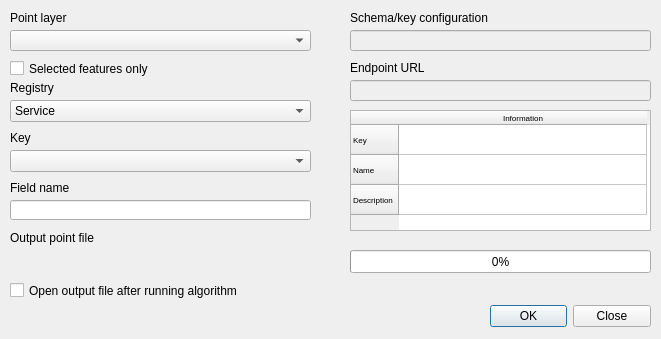
kartoza/GeoContextQGISPlugin, file GeoContextQGISPlugin_processing_dialog_base.ui: the form before one commit.
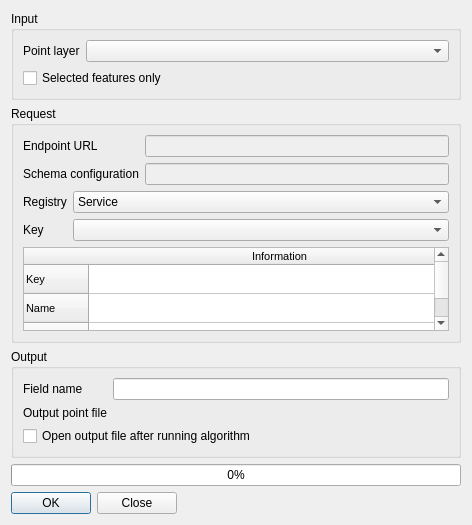
The form after the commit. Custom widgets are drawn as their Qt base class.

Commit message: major updates to the ui. tool, panel and options has been updated

The edit to the form file:
```diff
--- a/GeoContextQGISPlugin_processing_dialog_base.ui
+++ b/GeoContextQGISPlugin_processing_dialog_base.ui
@@ -6,22 +6,16 @@
    <rect>
     <x>0</x>
     <y>0</y>
-    <width>661</width>
-    <height>339</height>
+    <width>472</width>
+    <height>525</height>
    </rect>
   </property>
   <property name="windowTitle">
    <string>Process layer</string>
   </property>
+  <layout class="QFormLayout" name="formLayout_4">
+   <item row="4" column="0">
   <widget class="QDialogButtonBox" name="buttonBox">
-   <property name="geometry">
-    <rect>
-     <x>490</x>
-     <y>300</y>
-     <width>161</width>
-     <height>32</height>
-    </rect>
-   </property>
    <property name="orientation">
     <enum>Qt::Horizontal</enum>
    </property>
@@ -29,90 +23,92 @@
     <set>QDialogButtonBox::Close|QDialogButtonBox::Ok</set>
    </property>
   </widget>
+   </item>
+   <item row="0" column="0" colspan="2">
+    <widget class="QGroupBox" name="gbInput">
+     <property name="title">
+      <string>Input</string>
+     </property>
+     <layout class="QFormLayout" name="formLayout">
+      <item row="0" column="0">
   <widget class="QLabel" name="lblPointsLayer">
-   <property name="geometry">
-    <rect>
-     <x>10</x>
-     <y>10</y>
-     <width>201</width>
-     <height>16</height>
-    </rect>
-   </property>
    <property name="text">
     <string>Point layer</string>
    </property>
   </widget>
-  <widget class="QgsMapLayerComboBox" name="cbInputPoints">
-   <property name="geometry">
-    <rect>
-     <x>10</x>
-     <y>30</y>
-     <width>301</width>
-     <height>21</height>
-    </rect>
-   </property>
-  </widget>
+      </item>
+      <item row="0" column="1">
+       <widget class="QgsMapLayerComboBox" name="cbInputPoints"/>
+      </item>
+      <item row="1" column="0" colspan="2">
   <widget class="QCheckBox" name="cbSelection">
-   <property name="geometry">
-    <rect>
-     <x>10</x>
-     <y>60</y>
-     <width>241</width>
-     <height>17</height>
-    </rect>
-   </property>
    <property name="text">
     <string>Selected features only</string>
    </property>
   </widget>
-  <widget class="QgsFileWidget" name="fwOutputPoints">
-   <property name="geometry">
-    <rect>
-     <x>10</x>
-     <y>250</y>
-     <width>301</width>
-     <height>27</height>
-    </rect>
-   </property>
-   <property name="storageMode">
-    <enum>QgsFileWidget::SaveFile</enum>
-   </property>
-  </widget>
-  <widget class="QLabel" name="lblOutputPoints">
-   <property name="geometry">
-    <rect>
-     <x>10</x>
-     <y>230</y>
-     <width>271</width>
-     <height>16</height>
-    </rect>
-   </property>
+      </item>
+     </layout>
+    </widget>
+   </item>
+   <item row="1" column="0" colspan="2">
+    <widget class="QGroupBox" name="gbRequest">
+     <property name="title">
+      <string>Request</string>
+     </property>
+     <layout class="QFormLayout" name="formLayout_2">
+      <item row="0" column="0" colspan="2">
+       <layout class="QGridLayout" name="glUrls">
+        <item row="0" column="0">
+         <widget class="QLabel" name="lblUrl">
+          <property name="text">
+           <string>Endpoint URL</string>
+          </property>
+         </widget>
+        </item>
+        <item row="0" column="1">
+         <widget class="QgsFilterLineEdit" name="lineUrl">
+          <property name="enabled">
+           <bool>false</bool>
+          </property>
+          <property name="readOnly">
+           <bool>true</bool>
+          </property>
+          <property name="qgisRelation" stdset="0">
+           <string notr="true"/>
+          </property>
+         </widget>
+        </item>
+        <item row="1" column="0">
+         <widget class="QLabel" name="label">
    <property name="text">
-    <string>Output point file</string>
-   </property>
-  </widget>
-  <widget class="QCheckBox" name="cbOpenResult">
-   <property name="geometry">
-    <rect>
-     <x>10</x>
-     <y>280</y>
-     <width>291</width>
-     <height>21</height>
-    </rect>
-   </property>
+           <string>Schema configuration</string>
+          </property>
+         </widget>
+        </item>
+        <item row="1" column="1">
+         <widget class="QgsFilterLineEdit" name="lineSchema">
+          <property name="enabled">
+           <bool>false</bool>
+          </property>
+          <property name="readOnly">
+           <bool>true</bool>
+          </property>
+          <property name="qgisRelation" stdset="0">
+           <string notr="true"/>
+          </property>
+         </widget>
+        </item>
+       </layout>
+      </item>
+      <item row="1" column="0">
+       <widget class="QLabel" name="lblRegistry">
    <property name="text">
-    <string>Open output file after running algorithm</string>
-   </property>
-  </widget>
+         <string>Registry</string>
+        </property>
+       </widget>
+      </item>
+      <item row="1" column="1">
   <widget class="QComboBox" name="cbRegistry">
-   <property name="geometry">
-    <rect>
-     <x>10</x>
-     <y>100</y>
-     <width>301</width>
-     <height>22</height>
-    </rect>
-   </property>
    <item>
     <property name="text">
      <string>Service</string>
@@ -129,148 +125,32 @@
     </property>
    </item>
   </widget>
-  <widget class="QLabel" name="lblRegistry">
-   <property name="geometry">
-    <rect>
-     <x>10</x>
-     <y>80</y>
-     <width>261</width>
-     <height>16</height>
-    </rect>
-   </property>
-   <property name="text">
-    <string>Registry</string>
-   </property>
-  </widget>
+      </item>
+      <item row="2" column="0">
   <widget class="QLabel" name="lblKey">
-   <property name="geometry">
-    <rect>
-     <x>10</x>
-     <y>130</y>
-     <width>271</width>
-     <height>16</height>
-    </rect>
-   </property>
    <property name="text">
     <string>Key</string>
    </property>
   </widget>
-  <widget class="QComboBox" name="cbKey">
-   <property name="geometry">
-    <rect>
-     <x>10</x>
-     <y>150</y>
-     <width>301</width>
-     <height>22</height>
-    </rect>
-   </property>
-  </widget>
-  <widget class="QgsFilterLineEdit" name="lineSchema">
-   <property name="enabled">
-    <bool>false</bool>
-   </property>
-   <property name="geometry">
-    <rect>
-     <x>350</x>
-     <y>30</y>
-     <width>301</width>
-     <height>21</height>
-    </rect>
-   </property>
-   <property name="readOnly">
-    <bool>true</bool>
-   </property>
-   <property name="qgisRelation" stdset="0">
-    <string notr="true"/>
-   </property>
-  </widget>
-  <widget class="QLabel" name="lblUrl">
-   <property name="geometry">
-    <rect>
-     <x>350</x>
-     <y>60</y>
-     <width>241</width>
-     <height>16</height>
-    </rect>
-   </property>
-   <property name="text">
-    <string>Endpoint URL</string>
-   </property>
-  </widget>
-  <widget class="QLineEdit" name="lineEditFieldName">
-   <property name="geometry">
-    <rect>
-     <x>10</x>
-     <y>200</y>
-     <width>301</width>
-     <height>20</height>
-    </rect>
-   </property>
-  </widget>
-  <widget class="QLabel" name="lblFieldName">
-   <property name="geometry">
-    <rect>
-     <x>10</x>
-     <y>180</y>
-     <width>291</width>
-     <height>16</height>
-    </rect>
-   </property>
-   <property name="text">
-    <string>Field name</string>
-   </property>
-  </widget>
-  <widget class="QgsFilterLineEdit" name="lineUrl">
-   <property name="enabled">
-    <bool>false</bool>
-   </property>
-   <property name="geometry">
-    <rect>
-     <x>350</x>
-     <y>80</y>
-     <width>301</width>
-     <height>21</height>
-    </rect>
-   </property>
-   <property name="readOnly">
-    <bool>true</bool>
-   </property>
-   <property name="qgisRelation" stdset="0">
-    <string notr="true"/>
-   </property>
-  </widget>
-  <widget class="QLabel" name="label">
-   <property name="geometry">
-    <rect>
-     <x>350</x>
-     <y>10</y>
-     <width>241</width>
-     <height>16</height>
-    </rect>
-   </property>
-   <property name="text">
-    <string>Schema/key configuration</string>
-   </property>
-  </widget>
+      </item>
+      <item row="2" column="1">
+       <widget class="QComboBox" name="cbKey"/>
+      </item>
+      <item row="3" column="0" colspan="2">
   <widget class="QTableWidget" name="tblDetails">
    <property name="enabled">
     <bool>true</bool>
    </property>
-   <property name="geometry">
-    <rect>
-     <x>350</x>
-     <y>110</y>
-     <width>301</width>
-     <height>121</height>
-    </rect>
-   </property>
    <property name="font">
     <font>
      <pointsize>6</pointsize>
     </font>
    </property>
    <attribute name="horizontalHeaderDefaultSectionSize">
-    <number>248</number>
+         <number>381</number>
+        </attribute>
+        <attribute name="verticalHeaderDefaultSectionSize">
+         <number>29</number>
    </attribute>
    <row>
     <property name="text">
@@ -278,7 +158,7 @@
     </property>
     <property name="font">
      <font>
-      <pointsize>6</pointsize>
+           <pointsize>8</pointsize>
      </font>
     </property>
    </row>
@@ -288,7 +168,7 @@
     </property>
     <property name="font">
      <font>
-      <pointsize>6</pointsize>
+           <pointsize>8</pointsize>
      </font>
     </property>
    </row>
@@ -298,7 +178,7 @@
     </property>
     <property name="font">
      <font>
-      <pointsize>6</pointsize>
+           <pointsize>8</pointsize>
      </font>
     </property>
    </row>
@@ -308,31 +188,78 @@
     </property>
     <property name="font">
      <font>
-      <pointsize>6</pointsize>
+           <pointsize>8</pointsize>
      </font>
     </property>
    </column>
    <item row="2" column="0">
+         <property name="text">
+          <string/>
+         </property>
     <property name="font">
      <font>
-      <pointsize>6</pointsize>
+           <pointsize>8</pointsize>
      </font>
     </property>
    </item>
   </widget>
+      </item>
+     </layout>
+    </widget>
+   </item>
+   <item row="2" column="0" colspan="2">
+    <widget class="QGroupBox" name="gbOutput">
+     <property name="title">
+      <string>Output</string>
+     </property>
+     <layout class="QFormLayout" name="formLayout_3">
+      <item row="0" column="0">
+       <widget class="QLabel" name="lblFieldName">
+        <property name="text">
+         <string>Field name</string>
+        </property>
+       </widget>
+      </item>
+      <item row="0" column="1">
+       <widget class="QLineEdit" name="lineEditFieldName"/>
+      </item>
+      <item row="1" column="0">
+       <widget class="QLabel" name="lblOutputPoints">
+        <property name="text">
+         <string>Output point file</string>
+        </property>
+       </widget>
+      </item>
+      <item row="1" column="1">
+       <widget class="QgsFileWidget" name="fwOutputPoints">
+        <property name="storageMode">
+         <enum>QgsFileWidget::SaveFile</enum>
+        </property>
+       </widget>
+      </item>
+      <item row="2" column="0" colspan="2">
+       <widget class="QCheckBox" name="cbOpenResult">
+        <property name="text">
+         <string>Open output file after running algorithm</string>
+        </property>
+       </widget>
+      </item>
+     </layout>
+    </widget>
+   </item>
+   <item row="3" column="0" colspan="2">
   <widget class="QProgressBar" name="pbProcessing">
-   <property name="geometry">
-    <rect>
-     <x>350</x>
-     <y>250</y>
-     <width>301</width>
-     <height>23</height>
-    </rect>
-   </property>
    <property name="value">
     <number>0</number>
    </property>
   </widget>
+   </item>
+  </layout>
+  <zorder>gbInput</zorder>
+  <zorder>buttonBox</zorder>
+  <zorder>pbProcessing</zorder>
+  <zorder>gbRequest</zorder>
+  <zorder>gbOutput</zorder>
  </widget>
  <customwidgets>
   <customwidget>
```
Lines whose indentation alone changed are shown as unchanged. The commit also changes 4 other files.
